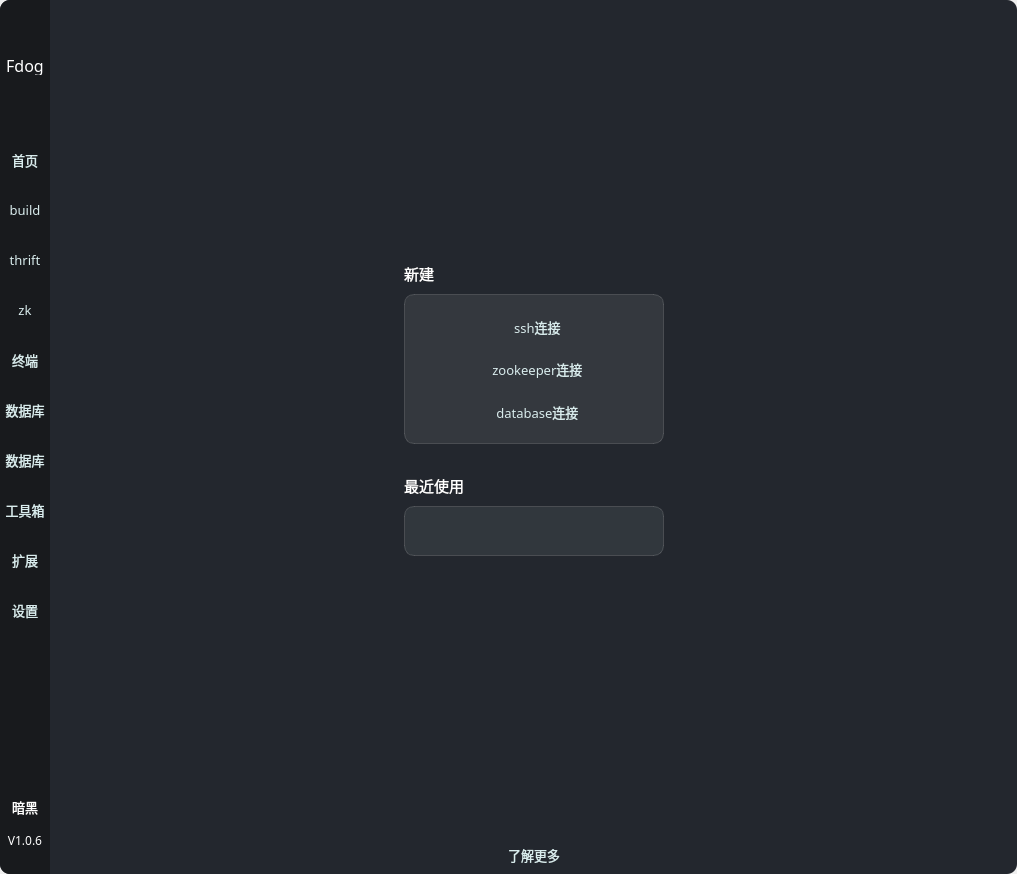
Above: Fdog-Kit/module_mainwindow/mainwindow.ui from HuaGouFdog/Fdog-Kit before the change. Below: the same form after it.
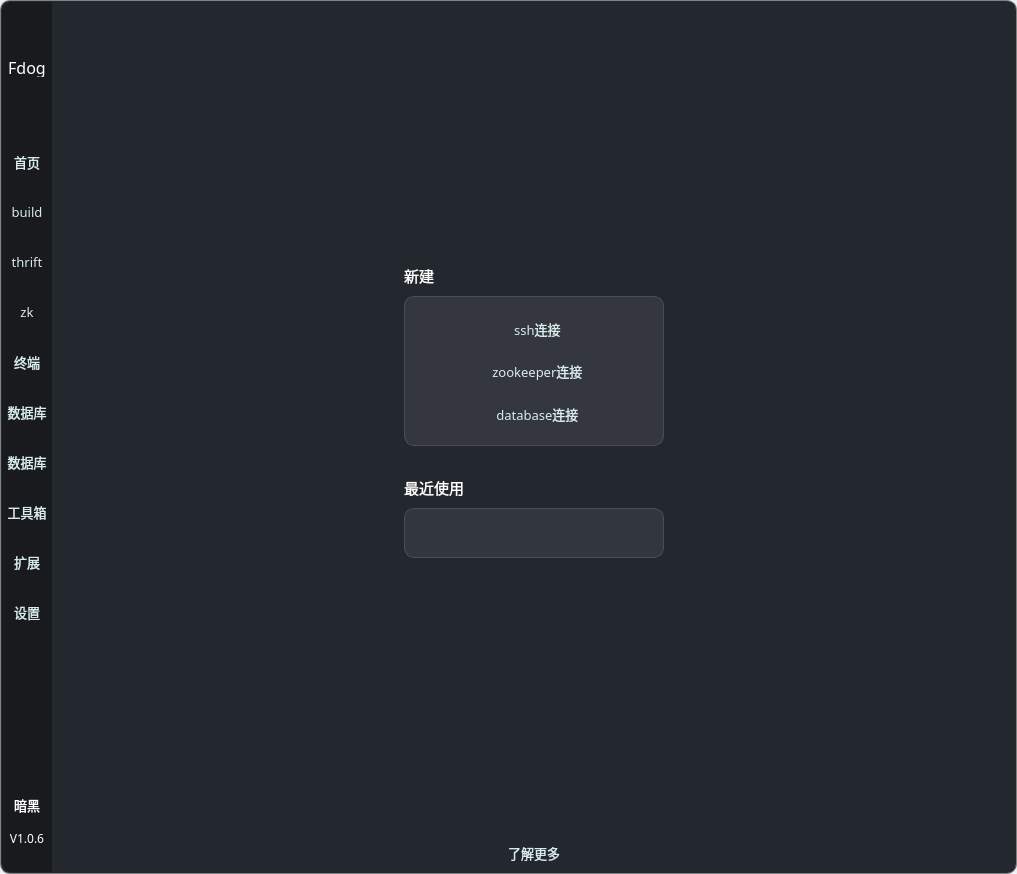
That is the form after the change. Icons and pictures are not drawn.

Commit message: 添加边框线

Diff of the .ui file:
```diff
--- a/Fdog-Kit/module_mainwindow/mainwindow.ui
+++ b/Fdog-Kit/module_mainwindow/mainwindow.ui
@@ -89,8 +89,9 @@
    <property name="styleSheet">
     <string notr="true">#centralWidget {
     color: rgb(255, 255, 255);
-background-color: rgb(35, 39, 46);
+	background-color: rgb(35, 39, 46);
     border-radius:10px;
+    border: 1px solid rgb(130, 130, 130);
 }
 
 #widget_side {
@@ -178,16 +179,16 @@
      <number>0</number>
     </property>
     <property name="leftMargin">
-     <number>0</number>
+     <number>2</number>
     </property>
     <property name="topMargin">
-     <number>0</number>
+     <number>2</number>
     </property>
     <property name="rightMargin">
-     <number>0</number>
+     <number>2</number>
     </property>
     <property name="bottomMargin">
-     <number>0</number>
+     <number>2</number>
     </property>
     <item>
      <widget class="QWidget" name="widget_side" native="true">
```
The commit also changes 1 other file.
